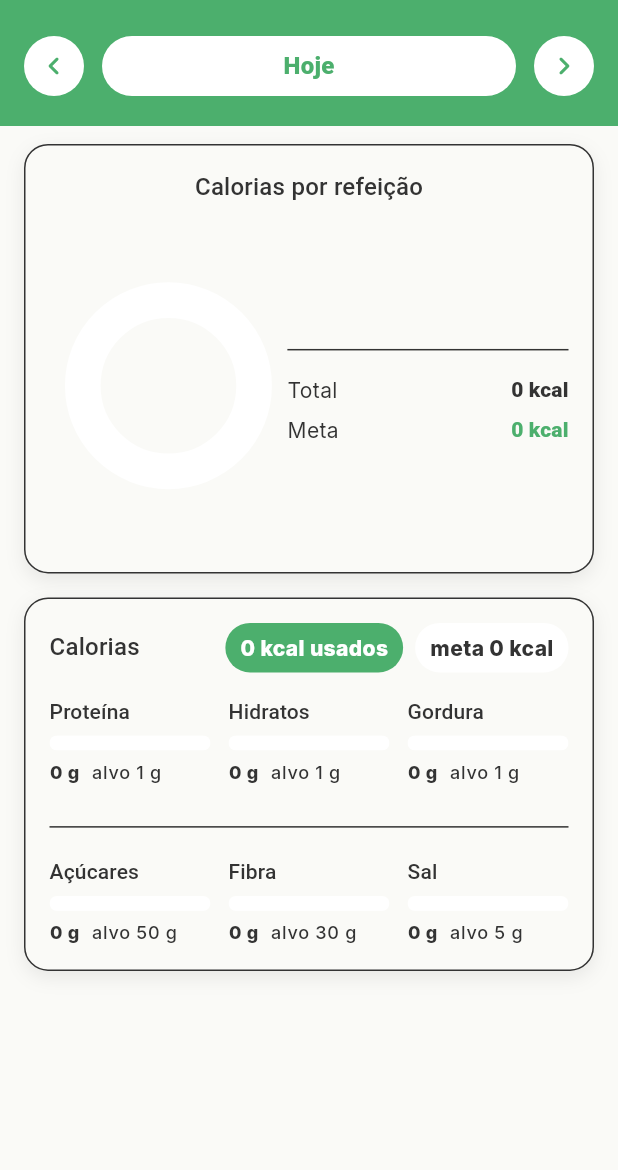
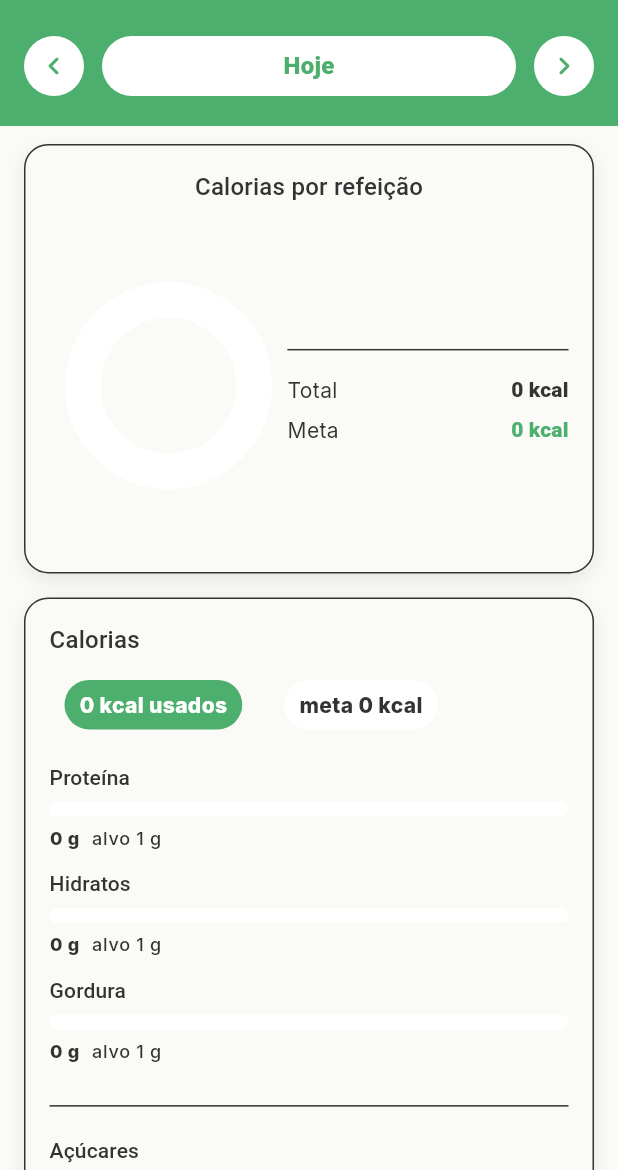
Before and after one commit to Fegue3/NutriScoreOffline, a Flutter app: the NutritionStatsScreen screen opened by its route, on a phone screen of 412 x 824 dp, the part 66-1236 px from its top. Run offline on Flutter 3.47's test engine with Material 3 defaults, Android fonts, the phone set to English and light mode, and no system bars; our stand-ins replace drift, fl_chart, flutter_secure_storage, go_router; missing offline and left inert: mobile_scanner; accounts and stored records are empty; generated files the repository leaves out were written again; statements that could not run were skipped.

Commit message:
fixed nutricion stats screen

```diff
--- a/Frontend/lib/features/nutrition/nutrition_stats_screen.dart
+++ b/Frontend/lib/features/nutrition/nutrition_stats_screen.dart
@@ -663,13 +663,14 @@ class _MacroSectionCard extends StatelessWidget {
       ),
       padding: const EdgeInsets.all(16),
       child: Column(
+        crossAxisAlignment: CrossAxisAlignment.start,
         children: [
-          // Cabeçalho calorias
+          // ===== Cabeçalho calorias em LINHAS =====
+          Text('Calorias', style: tt.titleMedium),
+          const SizedBox(height: 8),
           Row(
             children: [
-              Expanded(child: Text('Calorias', style: tt.titleMedium)),
-              _chip('$kcalUsed kcal usados', AppColors.freshGreen,
-                  Colors.white),
+              _chip('$kcalUsed kcal usados', AppColors.freshGreen, Colors.white),
               const SizedBox(width: 8),
               _chip(
                 'meta $kcalTarget kcal',
@@ -678,75 +679,56 @@ class _MacroSectionCard extends StatelessWidget {
               ),
             ],
           ),
+
           const SizedBox(height: 16),
 
-          // Macros principais
-          Row(
-            children: [
-              Expanded(
-                child: meter(
+          // ===== Macros principais — cada um numa linha =====
+          meter(
             title: 'Proteína',
             value: proteinG,
             target: proteinTargetG,
             color: AppColors.leafyGreen,
           ),
-              ),
-              const SizedBox(width: 12),
-              Expanded(
-                child: meter(
+          const SizedBox(height: 12),
+          meter(
             title: 'Hidratos',
             value: carbG,
             target: carbTargetG,
             color: AppColors.warmTangerine,
           ),
-              ),
-              const SizedBox(width: 12),
-              Expanded(
-                child: meter(
+          const SizedBox(height: 12),
+          meter(
             title: 'Gordura',
             value: fatG,
             target: fatTargetG,
             color: AppColors.goldenAmber,
-                ),
-              ),
-            ],
           ),
 
           const SizedBox(height: 20),
           Divider(color: cs.outlineVariant),
           const SizedBox(height: 12),
 
-          // Outros nutrientes
-          Row(
-            children: [
-              Expanded(
-                child: meter(
+          // ===== Outros nutrientes — cada um numa linha =====
+          meter(
             title: 'Açúcares',
             value: sugarsG,
             target: sugarsTargetG == 0 ? 1 : sugarsTargetG,
             color: AppColors.goldenAmber,
           ),
-              ),
-              const SizedBox(width: 12),
-              Expanded(
-                child: meter(
+          const SizedBox(height: 12),
+          meter(
             title: 'Fibra',
             value: fiberG,
             target: fiberTargetG == 0 ? 1 : fiberTargetG,
             color: AppColors.leafyGreen,
           ),
-              ),
-              const SizedBox(width: 12),
-              Expanded(
-                child: meter(
+          const SizedBox(height: 12),
+          meter(
             title: 'Sal',
             value: saltG,
             target: saltTargetG == 0 ? 1 : saltTargetG,
             unit: 'g',
             color: AppColors.warmTangerine,
-                ),
-              ),
-            ],
           ),
         ],
       ),
@@ -756,6 +738,12 @@ class _MacroSectionCard extends StatelessWidget {
   Widget _chip(String text, Color bg, Color fg) {
     return Container(
       padding: const EdgeInsets.symmetric(horizontal: 10, vertical: 6),
+      decoration: const ShapeDecoration(
+        shape: StadiumBorder(),
+        color: Colors.transparent,
+      ),
+      child: Container(
+        padding: const EdgeInsets.symmetric(horizontal: 10, vertical: 6),
         decoration: ShapeDecoration(color: bg, shape: const StadiumBorder()),
         child: Text(
           text,
@@ -764,6 +752,7 @@ class _MacroSectionCard extends StatelessWidget {
             color: fg,
           ),
         ),
+      ),
     );
   }
 }
```
Lines whose indentation alone changed are shown as unchanged.
